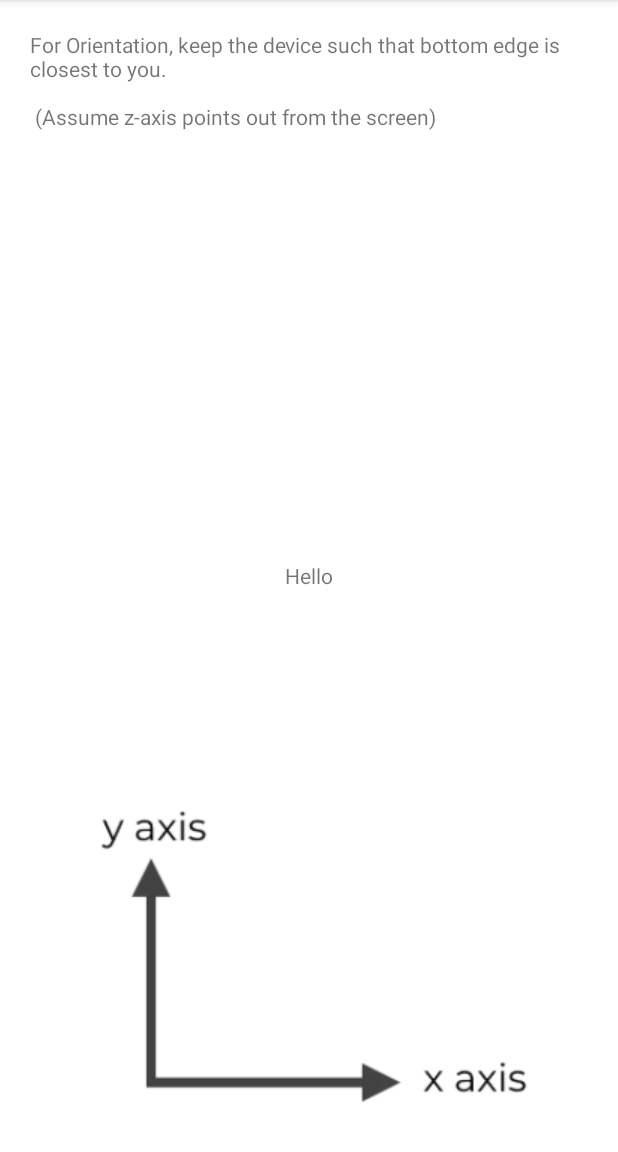
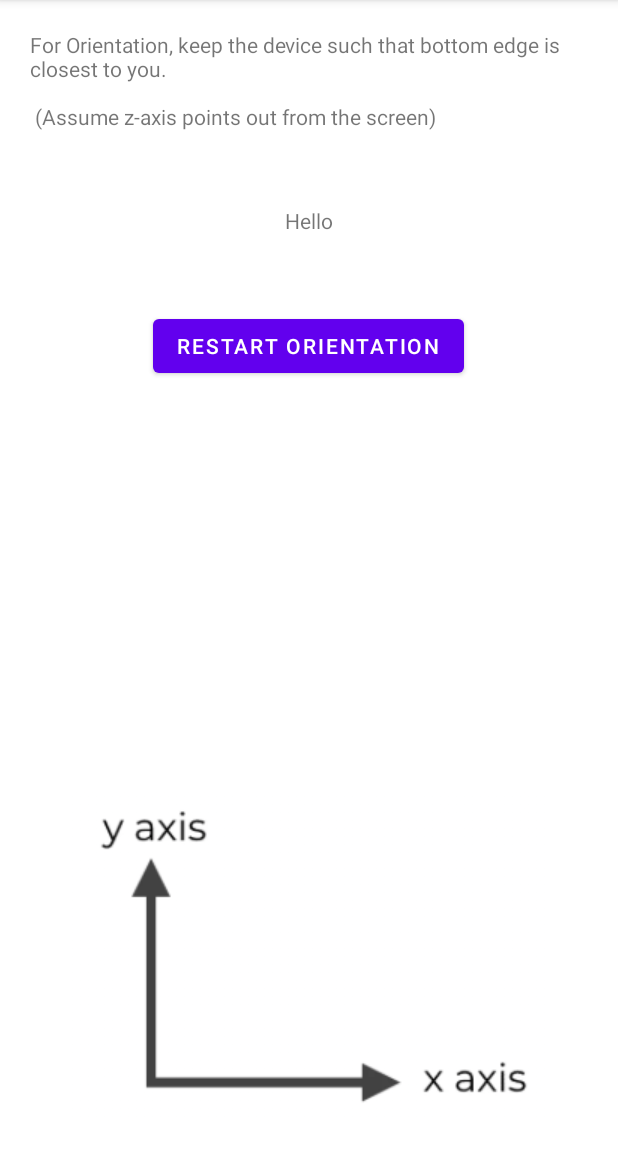
Before and after one commit to Vishesh20155/Mobile-Computing, an Android app: the OrientationActivity screen opened directly, with no data from a screen before it, on a phone screen of 412 x 824 dp, the part 84-1236 px from its top. Run offline under Robolectric (Android 15) with nearby library versions, the phone set to English and light mode, and no system bars.

Commit message:
Orientation Done

```diff
--- a/app/src/main/java/com/example/sensors/MainActivity.kt
+++ b/app/src/main/java/com/example/sensors/MainActivity.kt
@@ -133,10 +133,10 @@ class MainActivity : AppCompatActivity(), SensorEventListener {
 
         if (event.sensor.type == Sensor.TYPE_GEOMAGNETIC_ROTATION_VECTOR) {
             val geomag = event.values
-//            tvGeoMagRotVec0.text = geomag[0].toString()
+            tvGeoMagRotVec0.text = geomag[0].toString()
             tvGeoMagRotVec1.text = geomag[1].toString()
-//            tvGeoMagRotVec2.text = geomag[2].toString()
-//            tvGeoMagRotVec3.text = geomag[3].toString()
+            tvGeoMagRotVec2.text = geomag[2].toString()
+            tvGeoMagRotVec3.text = geomag[3].toString()
         }
         // Do something with this sensor data.
     }
--- a/app/src/main/res/layout/activity_orientation.xml
+++ b/app/src/main/res/layout/activity_orientation.xml
@@ -29,8 +29,22 @@
         android:id="@+id/tv_geomag"
         android:layout_width="wrap_content"
         android:layout_height="wrap_content"
-        android:layout_centerInParent="true"
+        android:layout_below="@+id/tv_success"
+        android:layout_centerHorizontal="true"
+        android:layout_margin="30dp"
         android:text="Hello" />
+
+    <Button
+        android:layout_width="wrap_content"
+        android:layout_height="wrap_content"
+        android:layout_below="@+id/tv_geomag"
+        android:layout_centerHorizontal="true"
+        android:layout_marginStart="20dp"
+        android:layout_marginTop="20dp"
+        android:layout_marginEnd="20dp"
+        android:layout_marginBottom="30dp"
+        android:onClick="btn_restart"
+        android:text="Restart Orientation" />
 
     <ImageView
         android:layout_width="wrap_content"
```
Also changed, not shown: app/src/main/java/com/example/sensors/OrientationActivity.kt (+37 -9 lines).
